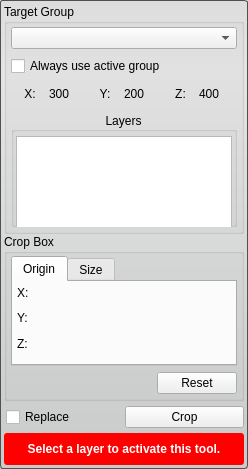
Qt form Interface/ToolInterface/CropToolInterface.ui (jessdtate/Seg3D) before a commit.
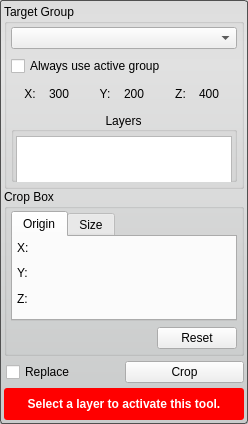
The same form after that commit. Custom widgets are drawn as their Qt base class.

Commit message: updates to the Cmake files to remove warnings on Externals updated the SingleTargetTool so that it can handle setting the validity properly for tools and filters that have more than one required combobox. updated all the tool and filter UI's

Patch:
```diff
--- a/Interface/ToolInterface/CropToolInterface.ui
+++ b/Interface/ToolInterface/CropToolInterface.ui
@@ -7,7 +7,7 @@
     <x>0</x>
     <y>0</y>
     <width>248</width>
-    <height>469</height>
+    <height>424</height>
    </rect>
   </property>
   <property name="sizePolicy">
@@ -589,6 +589,12 @@
        <height>32</height>
       </size>
      </property>
+     <property name="maximumSize">
+      <size>
+       <width>16777215</width>
+       <height>32</height>
+      </size>
+     </property>
      <property name="styleSheet">
       <string notr="true">QLabel#message_{
 	color: white;
```
The commit also changes 34 other files.
